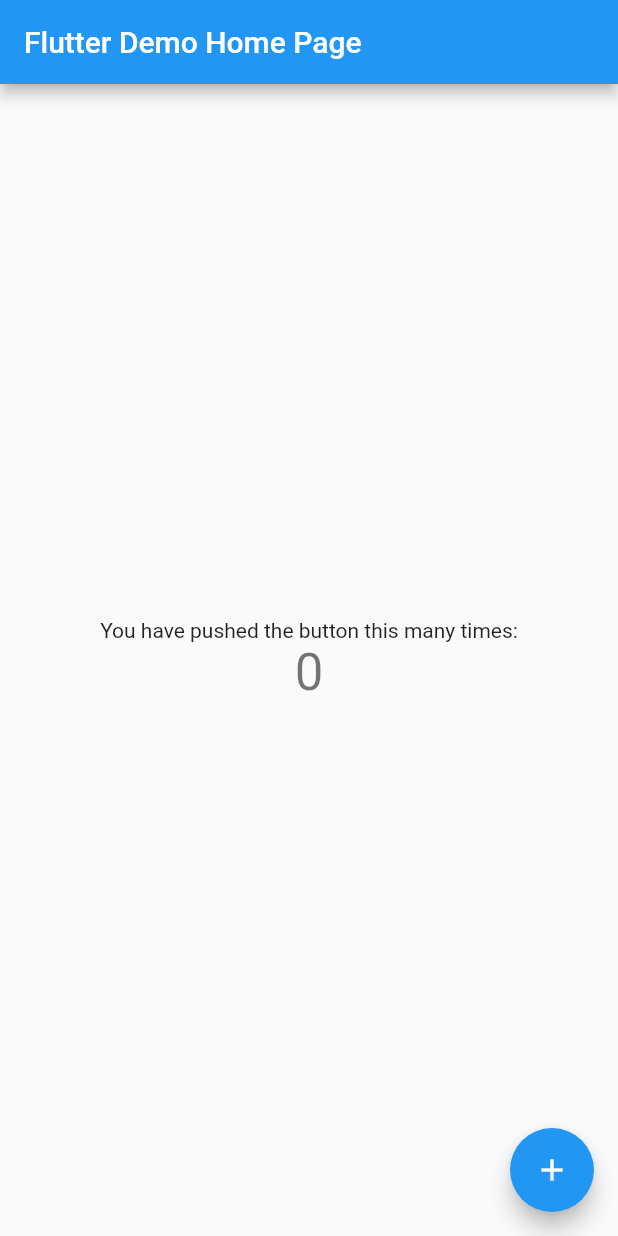
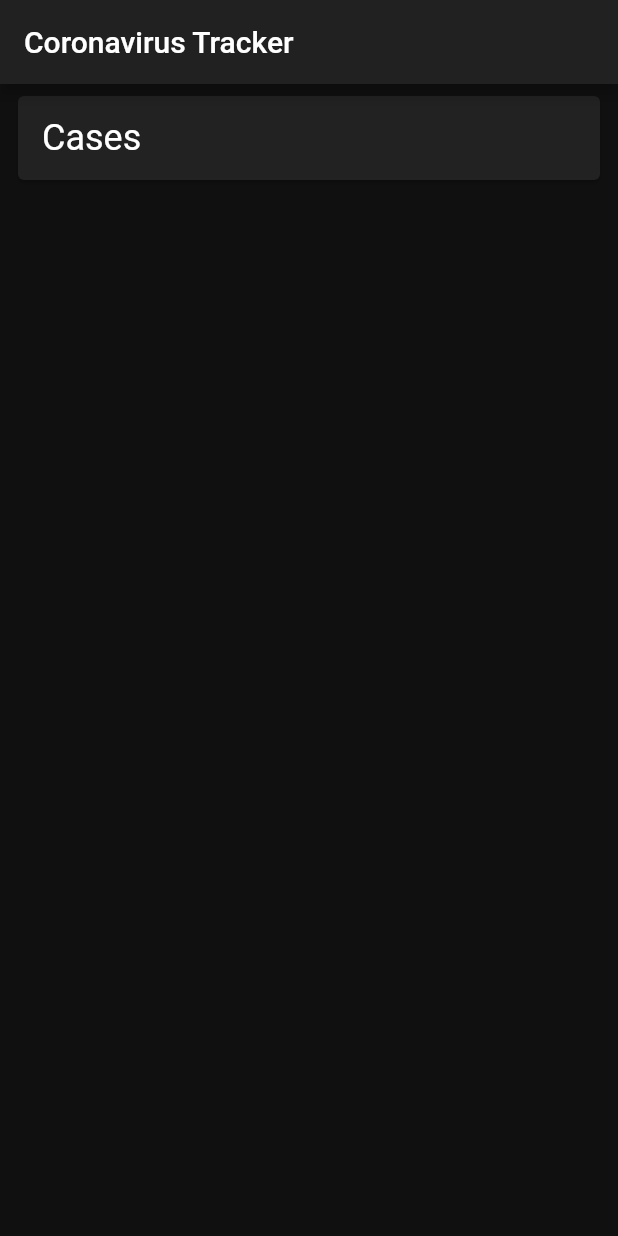
Before and after one commit to delta94/coronavirus_tracker_app, a Flutter app: the screen it shows after launch, on a phone screen of 412 x 824 dp. Run offline on Flutter 3.47's test engine with Material 2 defaults, Android fonts, the phone set to English and light mode, and no system bars; network calls fail.

Commit message:
Add data repository and dashboard, endpoint card view

```diff
--- /dev/null
+++ b/lib/app/repositories/data_repository.dart
@@ -0,0 +1,27 @@
+import 'package:coronavirus_tracker_app/app/services/api.dart';
+import 'package:coronavirus_tracker_app/app/services/api_service.dart';
+import 'package:flutter/foundation.dart';
+import 'package:http/http.dart';
+
+class DataRepository {
+  final ApiService apiService;
+  String _accessToken;
+
+  DataRepository({@required this.apiService});
+
+  Future<int> getEndpointData(Endpoint endpoint) async {
+    try {
+      if (_accessToken == null) {
+        _accessToken = await apiService.getAccessToken();
+      }
+      return await apiService.getEndpointData(accessToken: _accessToken, endpoint: endpoint);
+    } on Response catch (response) {
+      // if unauthorized, get access token again.
+      if (response.statusCode == 401) {
+        _accessToken = await apiService.getAccessToken();
+        return await apiService.getEndpointData(accessToken: _accessToken, endpoint: endpoint);
+      }
+      rethrow;
+    }
+  }
+}
--- /dev/null
+++ b/lib/app/ui/dashboard.dart
@@ -0,0 +1,45 @@
+import 'package:coronavirus_tracker_app/app/repositories/data_repository.dart';
+import 'package:coronavirus_tracker_app/app/services/api.dart';
+import 'package:coronavirus_tracker_app/app/ui/endpoint_card.dart';
+import 'package:flutter/material.dart';
+import 'package:provider/provider.dart';
+
+class Dashboard extends StatefulWidget {
+  @override
+  _DashboardState createState() => _DashboardState();
+}
+
+class _DashboardState extends State<Dashboard> {
+  int _cases;
+
+  Future<void> _updateData() async {
+    final dataRepository = Provider.of<DataRepository>(context, listen: false);
+    final cases = await dataRepository.getEndpointData(Endpoint.cases);
+    setState(() => _cases = cases);
+  }
+
+  @override
+  void initState() {
+    super.initState();
+    _updateData();
+  }
+
+  @override
+  Widget build(BuildContext context) {
+    return Scaffold(
+        appBar: AppBar(
+          title: Text('Coronavirus Tracker'),
+        ),
+        body: RefreshIndicator(
+          onRefresh: _updateData,
+                  child: ListView(
+            children: <Widget>[
+              EndpointCard(
+                endpoint: Endpoint.cases,
+                value: _cases,
+              )
+            ],
+          ),
+        ));
+  }
+}
--- /dev/null
+++ b/lib/app/ui/endpoint_card.dart
@@ -0,0 +1,34 @@
+import 'package:coronavirus_tracker_app/app/services/api.dart';
+import 'package:flutter/material.dart';
+
+class EndpointCard extends StatelessWidget {
+  final Endpoint endpoint;
+  final int value;
+
+  const EndpointCard({Key key, this.endpoint, this.value}) : super(key: key);
+
+  @override
+  Widget build(BuildContext context) {
+    return Padding(
+      padding: const EdgeInsets.symmetric(vertical: 4.0, horizontal: 8.0),
+      child: Card(
+        child: Padding(
+          padding: const EdgeInsets.symmetric(vertical: 8.0, horizontal: 16.0),
+          child: Row(
+            mainAxisAlignment: MainAxisAlignment.spaceBetween,
+            children: <Widget>[
+              Text(
+                'Cases',
+                style: Theme.of(context).textTheme.headline,
+              ),
+              Text(
+                value != null ? value.toString() : '',
+                style: Theme.of(context).textTheme.display1,
+              )
+            ],
+          ),
+        ),
+      ),
+    );
+  }
+}
--- a/lib/main.dart
+++ b/lib/main.dart
@@ -1,62 +1,27 @@
+import 'package:coronavirus_tracker_app/app/repositories/data_repository.dart';
+import 'package:coronavirus_tracker_app/app/services/api.dart';
+import 'package:coronavirus_tracker_app/app/services/api_service.dart';
+import 'package:coronavirus_tracker_app/app/ui/dashboard.dart';
 import 'package:flutter/material.dart';
+import 'package:provider/provider.dart';
 
 void main() => runApp(MyApp());
 
 class MyApp extends StatelessWidget {
   @override
   Widget build(BuildContext context) {
-    return MaterialApp(
-      title: 'Flutter Demo',
-      theme: ThemeData(
-        primarySwatch: Colors.blue,
+    return Provider<DataRepository>(
+      create: (_) => DataRepository(
+        apiService: ApiService(api: Api.sandbox()),
       ),
-      home: MyHomePage(title: 'Flutter Demo Home Page'),
-    );
-  }
-}
-
-class MyHomePage extends StatefulWidget {
-  MyHomePage({Key key, this.title}) : super(key: key);
-
-  final String title;
-
-  @override
-  _MyHomePageState createState() => _MyHomePageState();
-}
-
-class _MyHomePageState extends State<MyHomePage> {
-  int _counter = 0;
-
-  void _incrementCounter() {
-    setState(() {
-      _counter++;
-    });
-  }
-
-  @override
-  Widget build(BuildContext context) {
-    return Scaffold(
-      appBar: AppBar(
-        title: Text(widget.title),
-      ),
-      body: Center(
-        child: Column(
-          mainAxisAlignment: MainAxisAlignment.center,
-          children: <Widget>[
-            Text(
-              'You have pushed the button this many times:',
-            ),
-            Text(
-              '$_counter',
-              style: Theme.of(context).textTheme.display1,
-            ),
-          ],
+      child: MaterialApp(
+        debugShowCheckedModeBanner: false,
+        title: 'Coronavirus Tracker',
+        theme: ThemeData.dark().copyWith(
+          scaffoldBackgroundColor: Color(0xFF101010),
+          cardColor: Color(0xFF222222),
         ),
-      ),
-      floatingActionButton: FloatingActionButton(
-        onPressed: _incrementCounter,
-        tooltip: 'Increment',
-        child: Icon(Icons.add),
+        home: Dashboard(),
       ),
     );
   }
--- a/pubspec.yaml
+++ b/pubspec.yaml
@@ -24,6 +24,7 @@ dependencies:
   # Use with the CupertinoIcons class for iOS style icons.
   cupertino_icons: ^0.1.2
   http: ^0.12.1
+  provider: ^4.0.5+1
 
 dev_dependencies:
   flutter_test:
```
Also changed, not shown: pubspec.lock.
